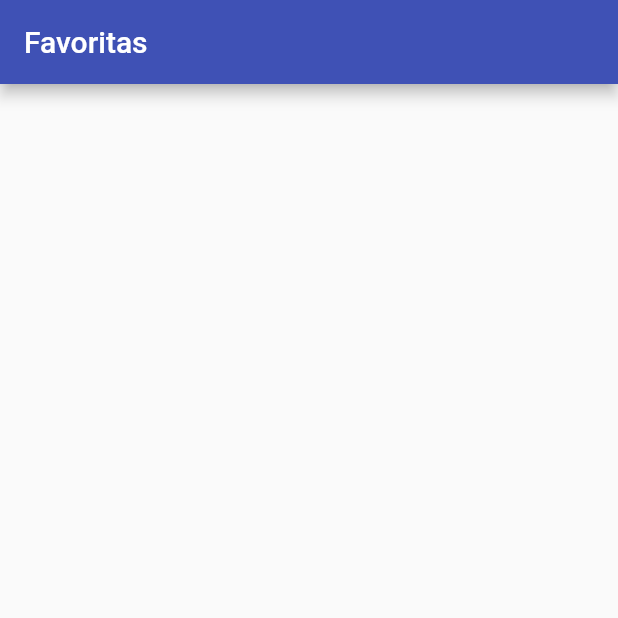
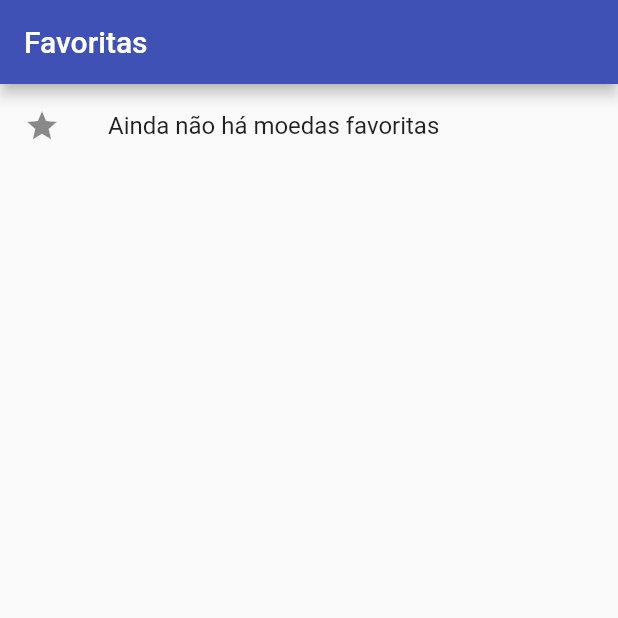
Before and after one commit to ThiagoORuby/CriptoApp, a Flutter app: the FavoritasPage screen opened directly, on a phone screen of 412 x 824 dp, the top half of it. Run offline on Flutter 3.47's test engine with Material 2 defaults, Android fonts, the phone set to English and light mode, and no system bars.

Commit message:
add favoritas page cards

```diff
--- a/lib/pages/favoritas_page.dart
+++ b/lib/pages/favoritas_page.dart
@@ -1,4 +1,7 @@
 import 'package:flutter/material.dart';
+import 'package:projeto_aula1/repositories/FavoritosRepository.dart';
+import 'package:projeto_aula1/widgets/moeda_card.dart';
+import 'package:provider/provider.dart';
 
 class FavoritasPage extends StatefulWidget {
   FavoritasPage({Key? key}) : super(key: key);
@@ -11,7 +14,24 @@ class _FavoritasPageState extends State<FavoritasPage> {
   @override
   Widget build(BuildContext context) {
     return Scaffold(
-      appBar: AppBar(title: Text('Favoritas')),
-    );
+        appBar: AppBar(title: Text('Favoritas')),
+        body: Container(
+          height: MediaQuery.of(context).size.height,
+          child: Consumer<FavoritosRepository>(
+              builder: (context, favoritas, child) {
+            return favoritas.lista.isEmpty
+                ? ListTile(
+                    leading: Icon(Icons.star),
+                    title: Text('Ainda não há moedas favoritas'),
+                  )
+                : ListView.builder(
+                    itemCount: favoritas.lista.length,
+                    itemBuilder: ((context, index) {
+                      return MoedaCard(
+                        moeda: favoritas.lista[index],
+                      );
+                    }));
+          }),
+        ));
   }
 }
--- a/lib/pages/moedas_page.dart
+++ b/lib/pages/moedas_page.dart
@@ -4,8 +4,10 @@
 import 'package:flutter/material.dart';
 import 'package:projeto_aula1/models/moeda.dart';
 import 'package:projeto_aula1/pages/detalhes_page.dart';
+import 'package:projeto_aula1/repositories/FavoritosRepository.dart';
 import 'package:projeto_aula1/repositories/MoedaRepository.dart';
 import 'package:intl/intl.dart';
+import 'package:provider/provider.dart';
 import 'detalhes_page.dart';
 
 class MoedasPage extends StatefulWidget {
@@ -20,6 +22,7 @@ class _MoedasPageState extends State<MoedasPage> {
   final tabela = MoedaReopository.tabela;
   NumberFormat real = NumberFormat.currency(locale: 'pt_BR', name: 'R\$');
   List<Moeda> selecionadas = [];
+  late FavoritosRepository favoritas;
 
   // App bar dinamica que muda ao selecionar elementos da lista
   // contem botão de deselecionar tudo
@@ -51,12 +54,20 @@ class _MoedasPageState extends State<MoedasPage> {
 
   @override
   Widget build(BuildContext context) {
+    //favoritas = Provider.of<FavoritosRepository>(context);
+    favoritas = context.watch<FavoritosRepository>();
+
     return Scaffold(
         appBar: appBarDinamica(),
         floatingActionButton: (selecionadas.isNotEmpty)
             ? FloatingActionButton.extended(
                 label: Text('Favoritos'),
-                onPressed: () {},
+                onPressed: () {
+                  favoritas.saveAll(selecionadas);
+                  setState(() {
+                    selecionadas = [];
+                  });
+                },
                 icon: Icon(Icons.star),
               )
             : null,
@@ -72,9 +83,15 @@ class _MoedasPageState extends State<MoedasPage> {
                   title: Column(
                     crossAxisAlignment: CrossAxisAlignment.start,
                     children: [
-                      Text(tabela[moeda].nome,
-                          style: TextStyle(
-                              fontWeight: FontWeight.w500, fontSize: 16)),
+                      Row(
+                        children: [
+                          Text(tabela[moeda].nome,
+                              style: TextStyle(
+                                  fontWeight: FontWeight.w500, fontSize: 16)),
+                          if (favoritas.lista.contains(tabela[moeda]))
+                            Icon(Icons.circle, color: Colors.amber, size: 8)
+                        ],
+                      ),
                       Text(tabela[moeda].sigla,
                           style: TextStyle(color: Colors.grey))
                     ],
--- a/lib/repositories/FavoritosRepository.dart
+++ b/lib/repositories/FavoritosRepository.dart
@@ -0,0 +1,23 @@
+import 'dart:collection';
+
+import 'package:flutter/material.dart';
+import 'package:projeto_aula1/models/moeda.dart';
+
+class FavoritosRepository extends ChangeNotifier {
+  final List<Moeda> _lista = [];
+
+  UnmodifiableListView<Moeda> get lista => UnmodifiableListView(_lista);
+
+  saveAll(List<Moeda> moedas) {
+    moedas.forEach((moeda) {
+      if (!_lista.contains(moeda)) _lista.add(moeda);
+    });
+
+    notifyListeners();
+  }
+
+  remove(Moeda moeda) {
+    _lista.remove(moeda);
+    notifyListeners();
+  }
+}
```
Also changed, not shown: lib/main.dart (+10 -1 lines), lib/widgets/moeda_card.dart (added, +98 -0 lines).
